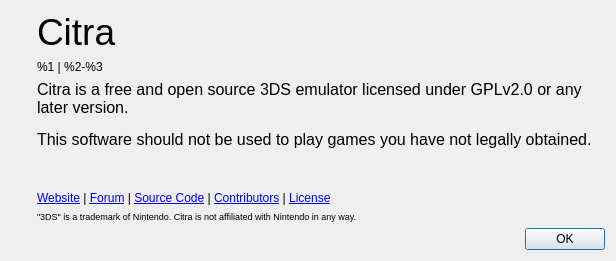
Before: the Qt Designer form src/citra_qt/aboutdialog.ui in grimtnt/citra, drawn with Qt 5.
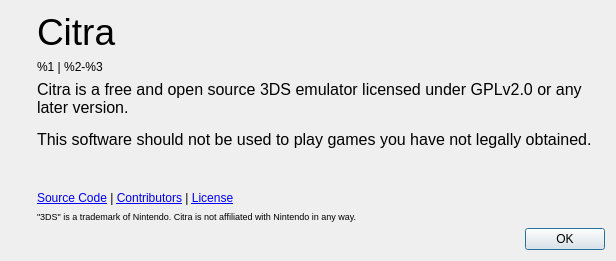
After: the same form once the commit is applied. Icons and pictures are not drawn.

The edit to the form file:
```diff
--- a/src/citra_qt/aboutdialog.ui
+++ b/src/citra_qt/aboutdialog.ui
@@ -115,7 +115,7 @@
        <item>
         <widget class="QLabel" name="labelLinks">
          <property name="text">
-          <string>&lt;html&gt;&lt;head/&gt;&lt;body&gt;&lt;p&gt;&lt;a href=&quot;https://citra-emu.org/&quot;&gt;&lt;span style=&quot; text-decoration: underline; color:#0000ff;&quot;&gt;Website&lt;/span&gt;&lt;/a&gt; | &lt;a href=&quot;https://community.citra-emu.org/&quot;&gt;&lt;span style=&quot; text-decoration: underline; color:#0000ff;&quot;&gt;Forum&lt;/span&gt;&lt;/a&gt; | &lt;a href=&quot;https://github.com/citra-emu&quot;&gt;&lt;span style=&quot; text-decoration: underline; color:#0000ff;&quot;&gt;Source Code&lt;/span&gt;&lt;/a&gt; | &lt;a href=&quot;https://github.com/citra-emu/citra/graphs/contributors&quot;&gt;&lt;span style=&quot; text-decoration: underline; color:#0000ff;&quot;&gt;Contributors&lt;/span&gt;&lt;/a&gt; | &lt;a href=&quot;https://github.com/citra-emu/citra/blob/master/license.txt&quot;&gt;&lt;span style=&quot; text-decoration: underline; color:#0000ff;&quot;&gt;License&lt;/span&gt;&lt;/a&gt;&lt;/p&gt;&lt;/body&gt;&lt;/html&gt;</string>
+          <string>&lt;html&gt;&lt;head/&gt;&lt;body&gt;&lt;p&gt;&lt;a href=&quot;https://github.com/valentinvanelslande/citra&quot;&gt;&lt;span style=&quot; text-decoration: underline; color:#0000ff;&quot;&gt;Source Code&lt;/span&gt;&lt;/a&gt; | &lt;a href=&quot;https://github.com/valentinvanelslande/citra/graphs/contributors&quot;&gt;&lt;span style=&quot; text-decoration: underline; color:#0000ff;&quot;&gt;Contributors&lt;/span&gt;&lt;/a&gt; | &lt;a href=&quot;https://github.com/valentinvanelslande/citra/blob/master/license.txt&quot;&gt;&lt;span style=&quot; text-decoration: underline; color:#0000ff;&quot;&gt;License&lt;/span&gt;&lt;/a&gt;&lt;/p&gt;&lt;/body&gt;&lt;/html&gt;</string>
          </property>
          <property name="openExternalLinks">
           <bool>true</bool>
```
Left out of the diff: 4 changed lines with no effect on the pictures.
